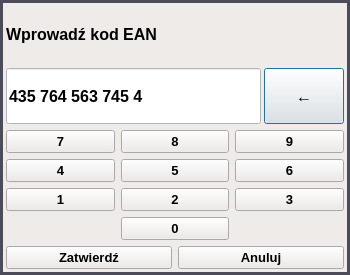
First picture: the form in keyboardnumdialog.ui, repository AMSORT-PL/CDL6_STACJA_QT5, before the edit.
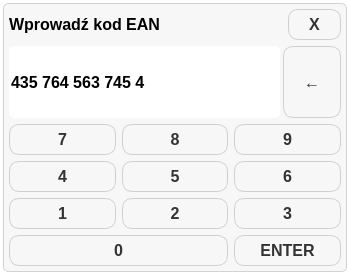
Second picture: the form after the edit.

Commit message: improved style of numeric keyboard

Patch:
```diff
--- a/keyboardnumdialog.ui
+++ b/keyboardnumdialog.ui
@@ -29,7 +29,7 @@
    <string>Dialog</string>
   </property>
   <property name="styleSheet">
-   <string notr="true">background-color: rgb(75, 75, 90);</string>
+   <string notr="true">background-color: transparent;</string>
   </property>
   <layout class="QVBoxLayout" name="verticalLayout">
    <property name="leftMargin">
@@ -47,35 +47,99 @@
    <item>
     <widget class="QWidget" name="widget" native="true">
      <property name="styleSheet">
-      <string notr="true">background-color: rgb(238, 235, 232);</string>
+      <string notr="true">#widget {
+background-color: rgb(247, 247, 247); 
+border: 1px solid rgb(212, 210, 210); 
+border-radius: 5px;
+}</string>
      </property>
      <layout class="QVBoxLayout" name="verticalLayout_2">
       <property name="leftMargin">
-       <number>3</number>
+       <number>6</number>
       </property>
       <property name="topMargin">
-       <number>3</number>
+       <number>6</number>
       </property>
       <property name="rightMargin">
-       <number>3</number>
+       <number>6</number>
       </property>
       <property name="bottomMargin">
-       <number>3</number>
+       <number>6</number>
       </property>
       <item>
-       <widget class="QLabel" name="label">
-        <property name="font">
-         <font>
-          <pointsize>12</pointsize>
-          <weight>75</weight>
-          <bold>true</bold>
-          <strikeout>false</strikeout>
-         </font>
-        </property>
-        <property name="text">
-         <string>Wprowadź kod EAN</string>
-        </property>
-       </widget>
+       <layout class="QHBoxLayout" name="horizontalLayout">
+        <item>
+         <widget class="QLabel" name="label">
+          <property name="sizePolicy">
+           <sizepolicy hsizetype="Expanding" vsizetype="Preferred">
+            <horstretch>0</horstretch>
+            <verstretch>0</verstretch>
+           </sizepolicy>
+          </property>
+          <property name="font">
+           <font>
+            <pointsize>12</pointsize>
+            <weight>75</weight>
+            <bold>true</bold>
+            <strikeout>false</strikeout>
+           </font>
+          </property>
+          <property name="text">
+           <string>Wprowadź kod EAN</string>
+          </property>
+         </widget>
+        </item>
+        <item>
+         <widget class="QPushButton" name="cancelPushButton">
+          <property name="font">
+           <font>
+            <pointsize>-1</pointsize>
+            <weight>75</weight>
+            <bold>true</bold>
+            <underline>false</underline>
+            <strikeout>false</strikeout>
+           </font>
+          </property>
+          <property name="styleSheet">
+           <string notr="true">QPushButton {
+    background-color: qlineargradient(x1: 0, y1: 0, x2: 0, y2: 1,
+                                      stop: 0 #f8f8f8, stop: 1 #e0e0e0);
+    border: 1px solid #d0d0d0;
+    border-radius: 10px;
+    color: #333333;
+    padding: 5px 20px;
+    font-size: 16px;
+    font-weight: bold;
+    text-align: center;
+    text-decoration: none;
+    outline: none;
+}
+
+QPushButton:hover {
+    background-color: qlineargradient(x1: 0, y1: 0, x2: 0, y2: 1,
+                                      stop: 0 #f0f0f0, stop: 1 #d8d8d8);
+    border: 1px solid #c0c0c0;
+}
+
+QPushButton:pressed {
+    background-color: qlineargradient(x1: 0, y1: 0, x2: 0, y2: 1,
+                                      stop: 0 #e8e8e8, stop: 1 #d0d0d0);
+    border: 1px solid #b0b0b0;
+    padding: 8px 18px;
+}
+
+QPushButton:disabled {
+    background-color: #f0f0f0;
+    border: 1px solid #e0e0e0;
+    color: #a0a0a0;
+}</string>
+          </property>
+          <property name="text">
+           <string>X</string>
+          </property>
+         </widget>
+        </item>
+       </layout>
       </item>
       <item>
        <layout class="QHBoxLayout" name="eanHorizontalLayout">
@@ -107,7 +171,7 @@
            <enum>Qt::NoFocus</enum>
           </property>
           <property name="styleSheet">
-           <string notr="true">background-color: rgb(255, 255, 255);</string>
+           <string notr="true">background-color: rgb(255, 255, 255);border-radius:5px;</string>
           </property>
           <property name="text">
            <string>435 764 563 745 4</string>
@@ -127,11 +191,47 @@
           </property>
           <property name="font">
            <font>
-            <pointsize>12</pointsize>
+            <pointsize>-1</pointsize>
             <weight>75</weight>
             <bold>true</bold>
+            <underline>false</underline>
+            <strikeout>false</strikeout>
            </font>
           </property>
+          <property name="styleSheet">
+           <string notr="true">QPushButton {
+    background-color: qlineargradient(x1: 0, y1: 0, x2: 0, y2: 1,
+                                      stop: 0 #f8f8f8, stop: 1 #e0e0e0);
+    border: 1px solid #d0d0d0;
+    border-radius: 10px;
+    color: #333333;
+    padding: 5px 20px;
+    font-size: 16px;
+    font-weight: bold;
+    text-align: center;
+    text-decoration: none;
+    outline: none;
+}
+
+QPushButton:hover {
+    background-color: qlineargradient(x1: 0, y1: 0, x2: 0, y2: 1,
+                                      stop: 0 #f0f0f0, stop: 1 #d8d8d8);
+    border: 1px solid #c0c0c0;
+}
+
+QPushButton:pressed {
+    background-color: qlineargradient(x1: 0, y1: 0, x2: 0, y2: 1,
+                                      stop: 0 #e8e8e8, stop: 1 #d0d0d0);
+    border: 1px solid #b0b0b0;
+    padding: 8px 18px;
+}
+
+QPushButton:disabled {
+    background-color: #f0f0f0;
+    border: 1px solid #e0e0e0;
+    color: #a0a0a0;
+}</string>
+          </property>
           <property name="text">
            <string>←</string>
           </property>
@@ -145,11 +245,47 @@
          <widget class="QPushButton" name="d5PushButton">
           <property name="font">
            <font>
-            <pointsize>10</pointsize>
+            <pointsize>-1</pointsize>
             <weight>75</weight>
             <bold>true</bold>
+            <underline>false</underline>
+            <strikeout>false</strikeout>
            </font>
           </property>
+          <property name="styleSheet">
+           <string notr="true">QPushButton {
+    background-color: qlineargradient(x1: 0, y1: 0, x2: 0, y2: 1,
+                                      stop: 0 #f8f8f8, stop: 1 #e0e0e0);
+    border: 1px solid #d0d0d0;
+    border-radius: 10px;
+    color: #333333;
+    padding: 5px 20px;
+    font-size: 16px;
+    font-weight: bold;
+    text-align: center;
+    text-decoration: none;
+    outline: none;
+}
+
+QPushButton:hover {
+    background-color: qlineargradient(x1: 0, y1: 0, x2: 0, y2: 1,
+                                      stop: 0 #f0f0f0, stop: 1 #d8d8d8);
+    border: 1px solid #c0c0c0;
+}
+
+QPushButton:pressed {
+    background-color: qlineargradient(x1: 0, y1: 0, x2: 0, y2: 1,
+                                      stop: 0 #e8e8e8, stop: 1 #d0d0d0);
+    border: 1px solid #b0b0b0;
+    padding: 8px 18px;
+}
+
+QPushButton:disabled {
+    background-color: #f0f0f0;
+    border: 1px solid #e0e0e0;
+    color: #a0a0a0;
+}</string>
+          </property>
           <property name="text">
            <string>5</string>
           </property>
@@ -159,11 +295,47 @@
          <widget class="QPushButton" name="d6PushButton">
           <property name="font">
            <font>
-            <pointsize>10</pointsize>
+            <pointsize>-1</pointsize>
             <weight>75</weight>
             <bold>true</bold>
+            <underline>false</underline>
+            <strikeout>false</strikeout>
            </font>
           </property>
+          <property name="styleSheet">
+           <string notr="true">QPushButton {
+    background-color: qlineargradient(x1: 0, y1: 0, x2: 0, y2: 1,
+                                      stop: 0 #f8f8f8, stop: 1 #e0e0e0);
+    border: 1px solid #d0d0d0;
+    border-radius: 10px;
+    color: #333333;
+    padding: 5px 20px;
+    font-size: 16px;
+    font-weight: bold;
+    text-align: center;
+    text-decoration: none;
+    outline: none;
+}
+
+QPushButton:hover {
+    background-color: qlineargradient(x1: 0, y1: 0, x2: 0, y2: 1,
+                                      stop: 0 #f0f0f0, stop: 1 #d8d8d8);
+    border: 1px solid #c0c0c0;
+}
+
+QPushButton:pressed {
+    background-color: qlineargradient(x1: 0, y1: 0, x2: 0, y2: 1,
+                                      stop: 0 #e8e8e8, stop: 1 #d0d0d0);
+    border: 1px solid #b0b0b0;
+    padding: 8px 18px;
+}
+
+QPushButton:disabled {
+    background-color: #f0f0f0;
+    border: 1px solid #e0e0e0;
+    color: #a0a0a0;
+}</string>
+          </property>
           <property name="text">
            <string>6</string>
           </property>
@@ -173,11 +345,47 @@
          <widget class="QPushButton" name="d1PushButton">
           <property name="font">
            <font>
-            <pointsize>10</pointsize>
+            <pointsize>-1</pointsize>
             <weight>75</weight>
             <bold>true</bold>
+            <underline>false</underline>
+            <strikeout>false</strikeout>
            </font>
           </property>
+          <property name="styleSheet">
+           <string notr="true">QPushButton {
+    background-color: qlineargradient(x1: 0, y1: 0, x2: 0, y2: 1,
+                                      stop: 0 #f8f8f8, stop: 1 #e0e0e0);
+    border: 1px solid #d0d0d0;
+    border-radius: 10px;
+    color: #333333;
+    padding: 5px 20px;
+    font-size: 16px;
+    font-weight: bold;
+    text-align: center;
+    text-decoration: none;
+    outline: none;
+}
+
+QPushButton:hover {
+    background-color: qlineargradient(x1: 0, y1: 0, x2: 0, y2: 1,
+                                      stop: 0 #f0f0f0, stop: 1 #d8d8d8);
+    border: 1px solid #c0c0c0;
+}
+
+QPushButton:pressed {
+    background-color: qlineargradient(x1: 0, y1: 0, x2: 0, y2: 1,
+                                      stop: 0 #e8e8e8, stop: 1 #d0d0d0);
+    border: 1px solid #b0b0b0;
+    padding: 8px 18px;
+}
+
+QPushButton:disabled {
+    background-color: #f0f0f0;
+    border: 1px solid #e0e0e0;
+    color: #a0a0a0;
+}</string>
+          </property>
           <property name="text">
            <string>1</string>
           </property>
@@ -187,11 +395,47 @@
          <widget class="QPushButton" name="d4PushButton">
           <property name="font">
            <font>
-            <pointsize>10</pointsize>
+            <pointsize>-1</pointsize>
             <weight>75</weight>
             <bold>true</bold>
+            <underline>false</underline>
+            <strikeout>false</strikeout>
            </font>
           </property>
+          <property name="styleSheet">
+           <string notr="true">QPushButton {
+    background-color: qlineargradient(x1: 0, y1: 0, x2: 0, y2: 1,
+                                      stop: 0 #f8f8f8, stop: 1 #e0e0e0);
+    border: 1px solid #d0d0d0;
+    border-radius: 10px;
+    color: #333333;
+    padding: 5px 20px;
+    font-size: 16px;
+    font-weight: bold;
+    text-align: center;
+    text-decoration: none;
+    outline: none;
+}
+
+QPushButton:hover {
+    background-color: qlineargradient(x1: 0, y1: 0, x2: 0, y2: 1,
+                                      stop: 0 #f0f0f0, stop: 1 #d8d8d8);
+    border: 1px solid #c0c0c0;
+}
+
+QPushButton:pressed {
+    background-color: qlineargradient(x1: 0, y1: 0, x2: 0, y2: 1,
+                                      stop: 0 #e8e8e8, stop: 1 #d0d0d0);
+    border: 1px solid #b0b0b0;
+    padding: 8px 18px;
+}
+
+QPushButton:disabled {
+    background-color: #f0f0f0;
+    border: 1px solid #e0e0e0;
+    color: #a0a0a0;
+}</string>
+          </property>
           <property name="text">
            <string>4</string>
           </property>
@@ -201,11 +445,47 @@
          <widget class="QPushButton" name="d3PushButton">
           <property name="font">
            <font>
-            <pointsize>10</pointsize>
+            <pointsize>-1</pointsize>
             <weight>75</weight>
             <bold>true</bold>
+            <underline>false</underline>
+            <strikeout>false</strikeout>
            </font>
           </property>
+          <property name="styleSheet">
+           <string notr="true">QPushButton {
+    background-color: qlineargradient(x1: 0, y1: 0, x2: 0, y2: 1,
+                                      stop: 0 #f8f8f8, stop: 1 #e0e0e0);
+    border: 1px solid #d0d0d0;
+    border-radius: 10px;
+    color: #333333;
+    padding: 5px 20px;
+    font-size: 16px;
+    font-weight: bold;
+    text-align: center;
+    text-decoration: none;
+    outline: none;
+}
+
+QPushButton:hover {
+    background-color: qlineargradient(x1: 0, y1: 0, x2: 0, y2: 1,
+                                      stop: 0 #f0f0f0, stop: 1 #d8d8d8);
+    border: 1px solid #c0c0c0;
+}
+
+QPushButton:pressed {
+    background-color: qlineargradient(x1: 0, y1: 0, x2: 0, y2: 1,
+                                      stop: 0 #e8e8e8, stop: 1 #d0d0d0);
+    border: 1px solid #b0b0b0;
+    padding: 8px 18px;
+}
+
+QPushButton:disabled {
+    background-color: #f0f0f0;
+    border: 1px solid #e0e0e0;
+    color: #a0a0a0;
+}</string>
+          </property>
           <property name="text">
            <string>3</string>
           </property>
@@ -215,11 +495,47 @@
          <widget class="QPushButton" name="d9PushButton">
           <property name="font">
            <font>
-            <pointsize>10</pointsize>
+            <pointsize>-1</pointsize>
             <weight>75</weight>
             <bold>true</bold>
+            <underline>false</underline>
+            <strikeout>false</strikeout>
            </font>
           </property>
+          <property name="styleSheet">
+           <string notr="true">QPushButton {
+    background-color: qlineargradient(x1: 0, y1: 0, x2: 0, y2: 1,
+                                      stop: 0 #f8f8f8, stop: 1 #e0e0e0);
+    border: 1px solid #d0d0d0;
+    border-radius: 10px;
+    color: #333333;
+    padding: 5px 20px;
+    font-size: 16px;
+    font-weight: bold;
+    text-align: center;
+    text-decoration: none;
+    outline: none;
+}
+
+QPushButton:hover {
+    background-color: qlineargradient(x1: 0, y1: 0, x2: 0, y2: 1,
+                                      stop: 0 #f0f0f0, stop: 1 #d8d8d8);
+    border: 1px solid #c0c0c0;
+}
+
+QPushButton:pressed {
+    background-color: qlineargradient(x1: 0, y1: 0, x2: 0, y2: 1,
+                                      stop: 0 #e8e8e8, stop: 1 #d0d0d0);
+    border: 1px solid #b0b0b0;
+    padding: 8px 18px;
+}
+
+QPushButton:disabled {
+    background-color: #f0f0f0;
+    border: 1px solid #e0e0e0;
+    color: #a0a0a0;
+}</string>
+          </property>
           <property name="text">
            <string>9</string>
           </property>
@@ -229,11 +545,47 @@
          <widget class="QPushButton" name="d8PushButton">
           <property name="font">
            <font>
-            <pointsize>10</pointsize>
+            <pointsize>-1</pointsize>
             <weight>75</weight>
             <bold>true</bold>
+            <underline>false</underline>
+            <strikeout>false</strikeout>
            </font>
           </property>
+          <property name="styleSheet">
+           <string notr="true">QPushButton {
+    background-color: qlineargradient(x1: 0, y1: 0, x2: 0, y2: 1,
+                                      stop: 0 #f8f8f8, stop: 1 #e0e0e0);
+    border: 1px solid #d0d0d0;
+    border-radius: 10px;
+    color: #333333;
+    padding: 5px 20px;
+    font-size: 16px;
+    font-weight: bold;
+    text-align: center;
+    text-decoration: none;
+    outline: none;
+}
+
+QPushButton:hover {
+    background-color: qlineargradient(x1: 0, y1: 0, x2: 0, y2: 1,
+                                      stop: 0 #f0f0f0, stop: 1 #d8d8d8);
+    border: 1px solid #c0c0c0;
+}
+
+QPushButton:pressed {
+    background-color: qlineargradient(x1: 0, y1: 0, x2: 0, y2: 1,
+                                      stop: 0 #e8e8e8, stop: 1 #d0d0d0);
+    border: 1px solid #b0b0b0;
+    padding: 8px 18px;
+}
+
+QPushButton:disabled {
+    background-color: #f0f0f0;
+    border: 1px solid #e0e0e0;
+    color: #a0a0a0;
+}</string>
+          </property>
           <property name="text">
            <string>8</string>
           </property>
@@ -243,11 +595,47 @@
          <widget class="QPushButton" name="d7PushButton">
           <property name="font">
            <font>
-            <pointsize>10</pointsize>
+            <pointsize>-1</pointsize>
             <weight>75</weight>
             <bold>true</bold>
+            <underline>false</underline>
+            <strikeout>false</strikeout>
            </font>
           </property>
+          <property name="styleSheet">
+           <string notr="true">QPushButton {
+    background-color: qlineargradient(x1: 0, y1: 0, x2: 0, y2: 1,
+                                      stop: 0 #f8f8f8, stop: 1 #e0e0e0);
+    border: 1px solid #d0d0d0;
+    border-radius: 10px;
+    color: #333333;
+    padding: 5px 20px;
+    font-size: 16px;
+    font-weight: bold;
+    text-align: center;
+    text-decoration: none;
+    outline: none;
+}
+
+QPushButton:hover {
+    background-color: qlineargradient(x1: 0, y1: 0, x2: 0, y2: 1,
+                                      stop: 0 #f0f0f0, stop: 1 #d8d8d8);
+    border: 1px solid #c0c0c0;
+}
+
+QPushButton:pressed {
+    background-color: qlineargradient(x1: 0, y1: 0, x2: 0, y2: 1,
+                                      stop: 0 #e8e8e8, stop: 1 #d0d0d0);
+    border: 1px solid #b0b0b0;
+    padding: 8px 18px;
+}
+
+QPushButton:disabled {
+    background-color: #f0f0f0;
+    border: 1px solid #e0e0e0;
+    color: #a0a0a0;
+}</string>
+          </property>
           <property name="text">
            <string>7</string>
           </property>
@@ -257,59 +645,149 @@
          <widget class="QPushButton" name="d2PushButton">
           <property name="font">
            <font>
-            <pointsize>10</pointsize>
+            <pointsize>-1</pointsize>
             <weight>75</weight>
             <bold>true</bold>
+            <underline>false</underline>
+            <strikeout>false</strikeout>
            </font>
           </property>
+          <property name="styleSheet">
+           <string notr="true">QPushButton {
+    background-color: qlineargradient(x1: 0, y1: 0, x2: 0, y2: 1,
+                                      stop: 0 #f8f8f8, stop: 1 #e0e0e0);
+    border: 1px solid #d0d0d0;
+    border-radius: 10px;
+    color: #333333;
+    padding: 5px 20px;
+    font-size: 16px;
+    font-weight: bold;
+    text-align: center;
+    text-decoration: none;
+    outline: none;
+}
+
+QPushButton:hover {
+    background-color: qlineargradient(x1: 0, y1: 0, x2: 0, y2: 1,
+                                      stop: 0 #f0f0f0, stop: 1 #d8d8d8);
+    border: 1px solid #c0c0c0;
+}
+
+QPushButton:pressed {
+    background-color: qlineargradient(x1: 0, y1: 0, x2: 0, y2: 1,
+                                      stop: 0 #e8e8e8, stop: 1 #d0d0d0);
+    border: 1px solid #b0b0b0;
+    padding: 8px 18px;
+}
+
+QPushButton:disabled {
+    background-color: #f0f0f0;
+    border: 1px solid #e0e0e0;
+    color: #a0a0a0;
+}</string>
+          </property>
           <property name="text">
            <string>2</string>
           </property>
          </widget>
         </item>
-        <item row="3" column="1">
+        <item row="3" column="0" colspan="2">
          <widget class="QPushButton" name="d0PushButton">
           <property name="font">
            <font>
-            <pointsize>10</pointsize>
+            <pointsize>-1</pointsize>
             <weight>75</weight>
             <bold>true</bold>
+            <underline>false</underline>
+            <strikeout>false</strikeout>
            </font>
           </property>
+          <property name="styleSheet">
+           <string notr="true">QPushButton {
+    background-color: qlineargradient(x1: 0, y1: 0, x2: 0, y2: 1,
+                                      stop: 0 #f8f8f8, stop: 1 #e0e0e0);
+    border: 1px solid #d0d0d0;
+    border-radius: 10px;
+    color: #333333;
+    padding: 5px 20px;
+    font-size: 16px;
+    font-weight: bold;
+    text-align: center;
+    text-decoration: none;
+    outline: none;
+}
+
+QPushButton:hover {
+    background-color: qlineargradient(x1: 0, y1: 0, x2: 0, y2: 1,
+                                      stop: 0 #f0f0f0, stop: 1 #d8d8d8);
+    border: 1px solid #c0c0c0;
+}
+
+QPushButton:pressed {
+    background-color: qlineargradient(x1: 0, y1: 0, x2: 0, y2: 1,
+                                      stop: 0 #e8e8e8, stop: 1 #d0d0d0);
+    border: 1px solid #b0b0b0;
+    padding: 8px 18px;
+}
+
+QPushButton:disabled {
+    background-color: #f0f0f0;
+    border: 1px solid #e0e0e0;
+    color: #a0a0a0;
+}</string>
+          </property>
           <property name="text">
            <string>0</string>
           </property>
          </widget>
         </item>
-       </layout>
-      </item>
-      <item>
-       <layout class="QHBoxLayout" name="cButtonsHorizontalLayout">
-        <item>
+        <item row="3" column="2">
          <widget class="QPushButton" name="confirmPushButton">
           <property name="font">
            <font>
-            <pointsize>10</pointsize>
+            <pointsize>-1</pointsize>
             <weight>75</weight>
             <bold>true</bold>
+            <underline>false</underline>
+            <strikeout>false</strikeout>
            </font>
           </property>
-          <property name="text">
-           <string>Zatwierdź</string>
+          <property name="styleSheet">
+           <string notr="true">QPushButton {
+    background-color: qlineargradient(x1: 0, y1: 0, x2: 0, y2: 1,
+                                      stop: 0 #f8f8f8, stop: 1 #e0e0e0);
+    border: 1px solid #d0d0d0;
+    border-radius: 10px;
+    color: #333333;
+    padding: 5px 20px;
+    font-size: 16px;
+    font-weight: bold;
+    text-align: center;
+    text-decoration: none;
+    outline: none;
+}
+
+QPushButton:hover {
+    background-color: qlineargradient(x1: 0, y1: 0, x2: 0, y2: 1,
+                                      stop: 0 #f0f0f0, stop: 1 #d8d8d8);
+    border: 1px solid #c0c0c0;
+}
+
+QPushButton:pressed {
+    background-color: qlineargradient(x1: 0, y1: 0, x2: 0, y2: 1,
+                                      stop: 0 #e8e8e8, stop: 1 #d0d0d0);
+    border: 1px solid #b0b0b0;
+    padding: 8px 18px;
+}
+
+QPushButton:disabled {
+    background-color: #f0f0f0;
+    border: 1px solid #e0e0e0;
+    color: #a0a0a0;
+}</string>
           </property>
-         </widget>
-        </item>
-        <item>
-         <widget class="QPushButton" name="cancelPushButton">
-          <property name="font">
-           <font>
-            <pointsize>10</pointsize>
-            <weight>75</weight>
-            <bold>true</bold>
-           </font>
-          </property>
           <property name="text">
-           <string>Anuluj</string>
+           <string>ENTER</string>
           </property>
          </widget>
         </item>
```
The commit also changes 2 other files.
